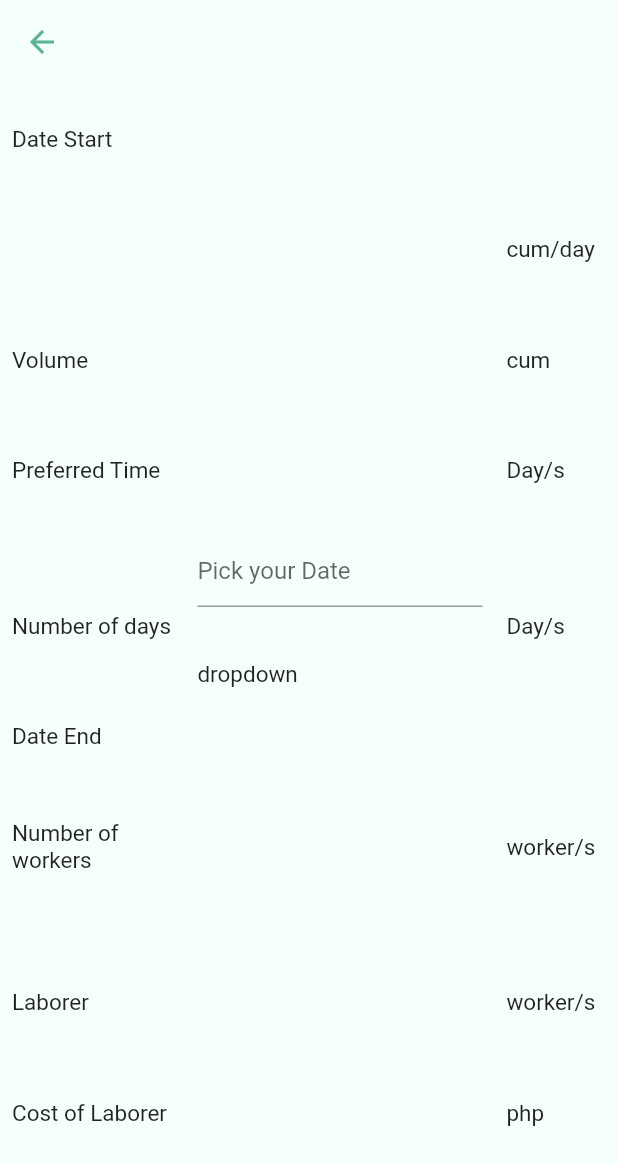
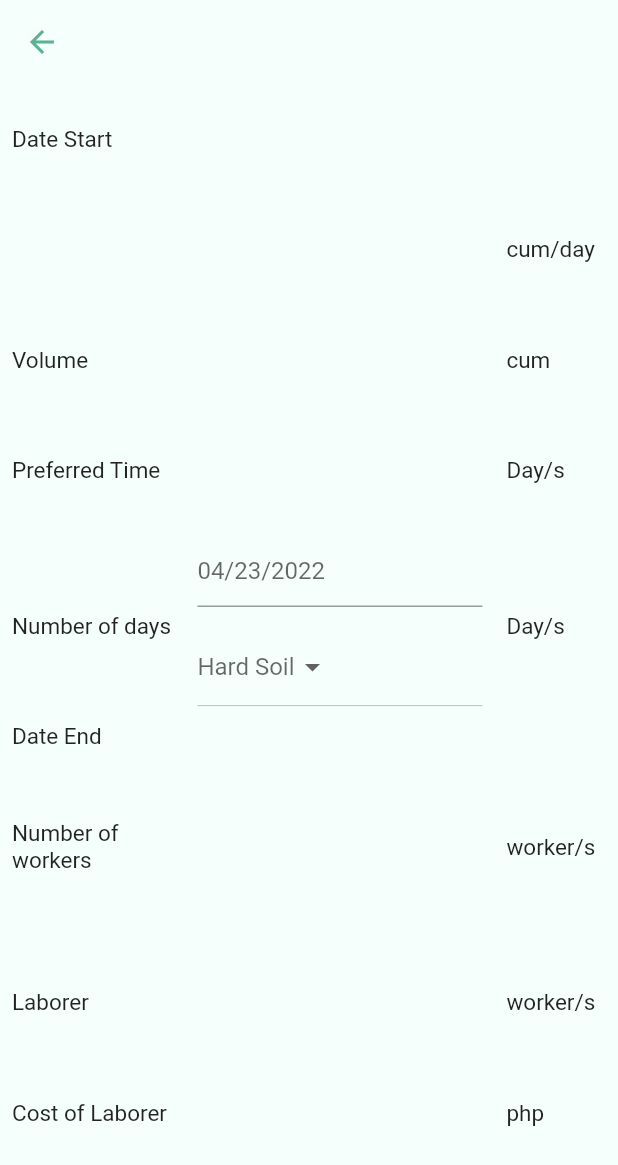
Before and after one commit to CS-JustinDelaRapa/Construction-Worker-Headcount, a Flutter app: the EarthWorksForm screen opened directly with empty values, on a phone screen of 412 x 824 dp. Shown: the top 1165 px of the screen. Run offline on Flutter 3.47's test engine with Material 2 defaults, Android fonts, the phone set to English and light mode, and no system bars; our stand-ins replace flutter_custom_clippers, flutter_switch, shared_preferences; missing offline and left inert: dart:ffi; accounts and stored records are empty.

Commit message:
datepicker/dropdown

```diff
--- a/lib/screens/mainProject/structural/forms/earthworkForms.dart
+++ b/lib/screens/mainProject/structural/forms/earthworkForms.dart
@@ -2,6 +2,7 @@ import 'package:engineering/screens/hamburgerMenu/openDrawer.dart';
 import 'package:engineering/screens/mainProject/rateOfWorkers/rateOfWorkers.dart';
 import 'package:engineering/widget/customWidgets.dart';
 import 'package:flutter/material.dart';
+import 'package:intl/intl.dart';
 
 // ignore: must_be_immutable
 class EarthWorksForm extends StatefulWidget {
@@ -14,6 +15,25 @@ class EarthWorksForm extends StatefulWidget {
 
 class _EarthWorksFormState extends State<EarthWorksForm> {
   TextEditingController dateStartControler = TextEditingController();
+  var outputFormat = DateFormat('MM/dd/yyyy');
+  DateTime selectedDate = DateTime.now();
+
+  List<String> _locations = ['Hard Soil', 'Soft Soil'];
+  String? _selectedLocation;
+
+  Future<void> _selectDate(BuildContext context) async {
+    final DateTime? picked = await showDatePicker(
+        context: context,
+        initialDate: selectedDate,
+        firstDate: DateTime(2015, 8),
+        lastDate: DateTime(2101));
+    if (picked != null && picked != selectedDate) {
+      setState(() {
+        selectedDate = picked;
+      });
+    }
+  }
+
   @override
   Widget build(BuildContext context) {
     return Scaffold(
@@ -168,31 +188,36 @@ class _EarthWorksFormState extends State<EarthWorksForm> {
                               child: TextField(
                             readOnly: true,
                             controller: dateStartControler,
-                            decoration: const InputDecoration(
-                                hintText: 'Pick your Date'),
                             onTap: () async {
-                              var date = await showDatePicker(
-                                  context: context,
-                                  initialDate: DateTime.now(),
-                                  firstDate: DateTime(1900),
-                                  lastDate: DateTime(2100));
-                              // dateStartControler.text =
-                              //     date.toString().substring(0, 10);
+                              _selectDate(context);
                             },
+                            decoration: InputDecoration(
+                                hintText: outputFormat
+                                    .format(selectedDate)
+                                    .toString()),
                           )),
                         ),
                         Padding(
                           padding: const EdgeInsets.all(8.0),
                           child: SizedBox(
-                              width: MediaQuery.of(context).size.width * 0.5,
-                              height: MediaQuery.of(context).size.height * 0.07,
-                              child: const Align(
-                                  alignment: Alignment.centerLeft,
-                                  child: Text(
-                                    'dropdown',
-                                    textAlign: TextAlign.left,
-                                    style: TextStyle(fontSize: 15),
-                                  ))),
+                            width: MediaQuery.of(context).size.width * 0.5,
+                            height: MediaQuery.of(context).size.height * 0.07,
+                            child: DropdownButton(
+                                hint: Text(
+                                    'Hard Soil'), // Not necessary for Option 1
+                                value: _selectedLocation,
+                                onChanged: (value) {
+                                  setState(() {
+                                    _selectedLocation = value.toString();
+                                  });
+                                },
+                                items: _locations.map((location) {
+                                  return DropdownMenuItem(
+                                    child: new Text(location),
+                                    value: location,
+                                  );
+                                }).toList()),
+                          ),
                         ),
                       ],
                     )),
@@ -335,7 +360,3 @@ class _EarthWorksFormState extends State<EarthWorksForm> {
     );
   }
 }
-
-// saveRateofWorkers() {
-//   print('test');
-// }
--- a/pubspec.yaml
+++ b/pubspec.yaml
@@ -39,6 +39,7 @@ dependencies:
   flutter_switch: ^0.3.2
   animated_text_kit: ^4.2.1
   flutter_custom_clippers: ^2.0.0
+  intl: ^0.17.0
 
 dev_dependencies:
   flutter_test:
```
Also changed, not shown: pubspec.lock.
